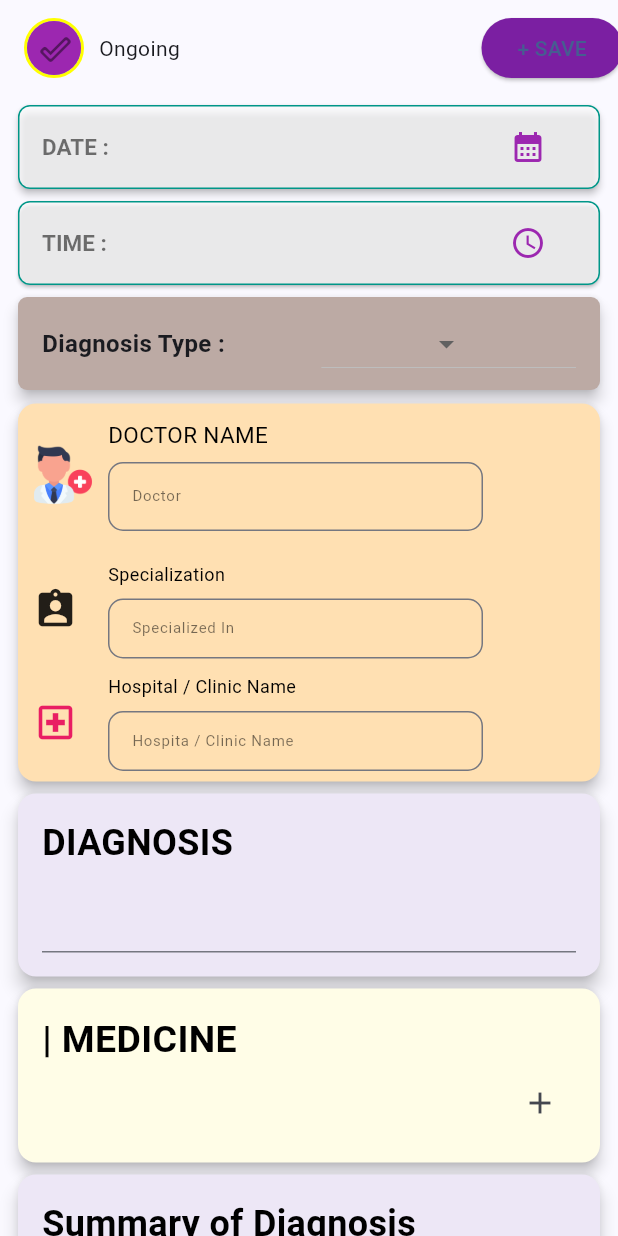
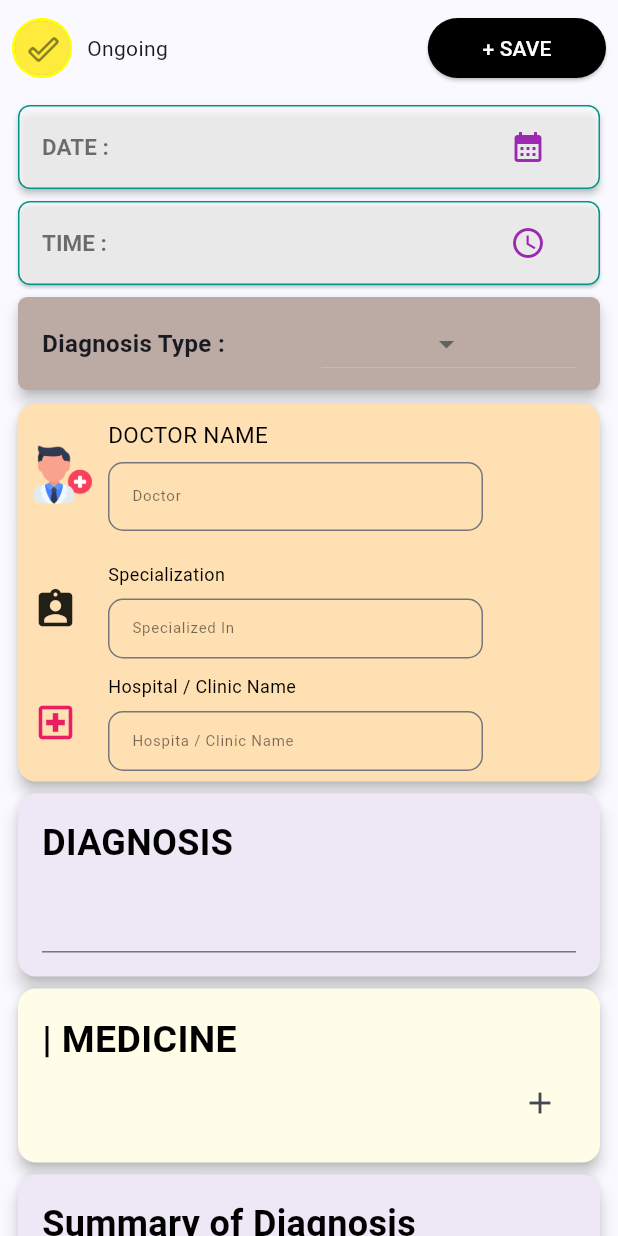
Before and after one commit to sabsar42/digital_pharmacist_v2, a Flutter app: the HealthRecordDetailScreen screen opened directly with empty values, on a phone screen of 412 x 824 dp. Run offline on Flutter 3.47's test engine with Material 3 defaults, Android fonts, the phone set to English and light mode, and no system bars; our stand-ins replace camera, carousel_slider, cloud_firestore, csv, curved_navigation_bar, date_format and 20 more; missing offline and left inert: animated_weight_picker, google_mlkit_text_recognition, syncfusion_flutter_pdfviewer, transformable_list_view; accounts and stored records are empty.

Commit message:
expanded and stuffff on health records save/completed button

```diff
--- a/lib/medical_history/Health Record/screens/Health_Record_Detailed.dart
+++ b/lib/medical_history/Health Record/screens/Health_Record_Detailed.dart
@@ -279,11 +279,16 @@ class _HealthRecordDetailScreenState extends State<HealthRecordDetailScreen> {
 
   Row CompletedanndSaveRow() {
     return Row(
+      mainAxisAlignment: MainAxisAlignment.spaceBetween,
       children: [
-        SizedBox(
-          width: 8,
-        ),
-        Container(
+        // SizedBox(
+        //   width: 8,
+        // ),
+      Expanded(
+        flex: 4,
+        child: Row(
+
+            children:[  Container(
             decoration: BoxDecoration(
                 shape: BoxShape.circle,
                 border: Border.all(
@@ -295,7 +300,7 @@ class _HealthRecordDetailScreenState extends State<HealthRecordDetailScreen> {
               radius: 18,
               child: IconButton(
                 style: ElevatedButton.styleFrom(
-                backgroundColor: Colors.purple,
+                  backgroundColor: Colors.yellow,
                 ),
                 icon: Icon(
                   Icons.done_outline_rounded,
@@ -315,17 +320,27 @@ class _HealthRecordDetailScreenState extends State<HealthRecordDetailScreen> {
           Container(
             width: 70,
             child: isCompleted ? Text('Completed') : Text('Ongoing'),
+          ),]
         ),
-        SizedBox(
-          width: 185,
       ),
-        ElevatedButton(
+        Expanded(
+          flex: 3,
+          child: SizedBox(
+
+          ),
+        ),
+        Expanded(
+          flex: 3,
+          child: ElevatedButton(
             onPressed: () {
               addHealthRecordDetails();
             },
-          child: Text("+ SAVE"),
+            child: Text("+ SAVE",style: TextStyle(
+              color: Colors.white,
+            ),),
             style: ElevatedButton.styleFrom(
-            backgroundColor: Colors.purple.shade700,
+              backgroundColor: Colors.black,
+            ),
           ),
         ),
       ],
```
Lines whose indentation alone changed are shown as unchanged.
